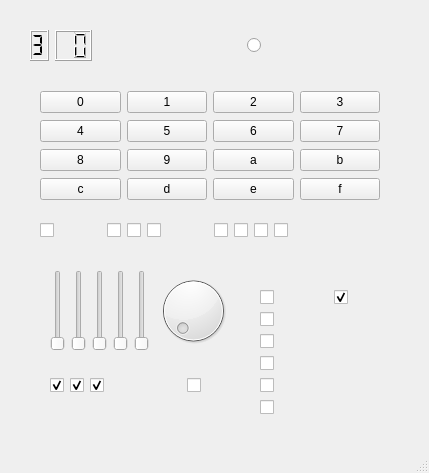
Old version of the form qt/qt_graphics.ui in the repository Akm0d/project_theseus.
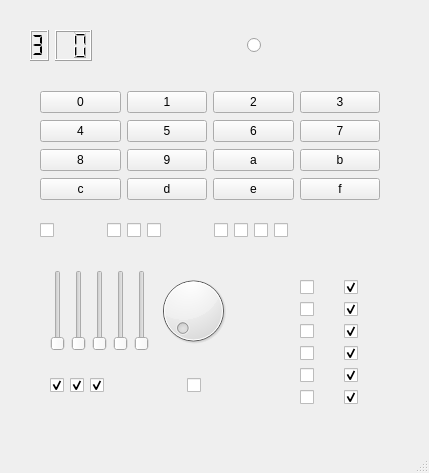
New version of the form.

```diff
--- a/qt/qt_graphics.ui
+++ b/qt/qt_graphics.ui
@@ -534,9 +534,9 @@
    <widget class="QWidget" name="laser_tripwires" native="true">
     <property name="geometry">
      <rect>
-      <x>260</x>
-      <y>280</y>
-      <width>151</width>
+      <x>300</x>
+      <y>270</y>
+      <width>91</width>
       <height>141</height>
      </rect>
     </property>
@@ -545,7 +545,7 @@
       <rect>
        <x>0</x>
        <y>9</y>
-       <width>141</width>
+       <width>81</width>
        <height>131</height>
       </rect>
      </property>
@@ -638,6 +638,56 @@
         </property>
        </widget>
       </item>
+      <item row="1" column="1">
+       <widget class="QCheckBox" name="photodiode_1">
+        <property name="text">
+         <string/>
+        </property>
+        <property name="checked">
+         <bool>true</bool>
+        </property>
+       </widget>
+      </item>
+      <item row="2" column="1">
+       <widget class="QCheckBox" name="photodiode_2">
+        <property name="text">
+         <string/>
+        </property>
+        <property name="checked">
+         <bool>true</bool>
+        </property>
+       </widget>
+      </item>
+      <item row="3" column="1">
+       <widget class="QCheckBox" name="photodiode_3">
+        <property name="text">
+         <string/>
+        </property>
+        <property name="checked">
+         <bool>true</bool>
+        </property>
+       </widget>
+      </item>
+      <item row="4" column="1">
+       <widget class="QCheckBox" name="photodiode_4">
+        <property name="text">
+         <string/>
+        </property>
+        <property name="checked">
+         <bool>true</bool>
+        </property>
+       </widget>
+      </item>
+      <item row="5" column="1">
+       <widget class="QCheckBox" name="photodiode_5">
+        <property name="text">
+         <string/>
+        </property>
+        <property name="checked">
+         <bool>true</bool>
+        </property>
+       </widget>
+      </item>
      </layout>
     </widget>
    </widget>
```
